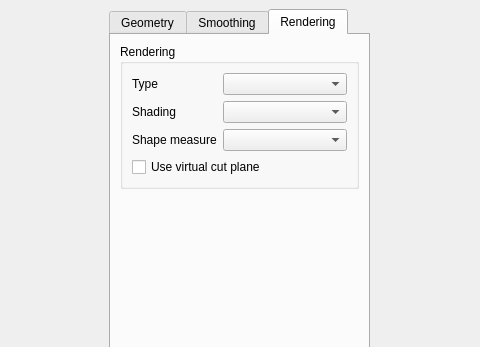
The window that UserInterface/MainWindow.ui (wibus/GpuMesh) describes before a commit, drawn with Qt 5; both pictures show x 160 to 640 and y 0 to 347 of the 800 by 600 pixel window.
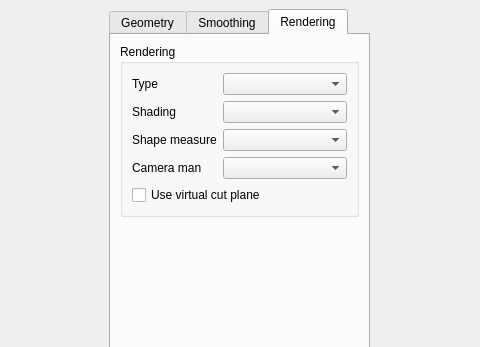
The same window after the commit. The open tabs and pages were chosen to show the change.

Commit message: Adding free camera man. Camera type is a RendCamera man is now an option in Rendering tab

Diff of the .ui file:
```diff
--- a/UserInterface/MainWindow.ui
+++ b/UserInterface/MainWindow.ui
@@ -274,7 +274,7 @@
            <item row="1" column="1">
             <widget class="QComboBox" name="shadingMenu"/>
            </item>
-           <item row="3" column="0" colspan="2">
+           <item row="4" column="0" colspan="2">
             <widget class="QCheckBox" name="virtualCutPlaneCheck">
              <property name="text">
               <string>Use virtual cut plane</string>
@@ -291,6 +291,16 @@
            <item row="2" column="1">
             <widget class="QComboBox" name="visualShapeMeasureMenu"/>
            </item>
+           <item row="3" column="0">
+            <widget class="QLabel" name="cameraManLabel">
+             <property name="text">
+              <string>Camera man</string>
+             </property>
+            </widget>
+           </item>
+           <item row="3" column="1">
+            <widget class="QComboBox" name="cameraManMenu"/>
+           </item>
           </layout>
          </widget>
         </item>
```
Left out of the diff: 2 changed lines with no effect on the pictures. The commit also changes 5 other files.
